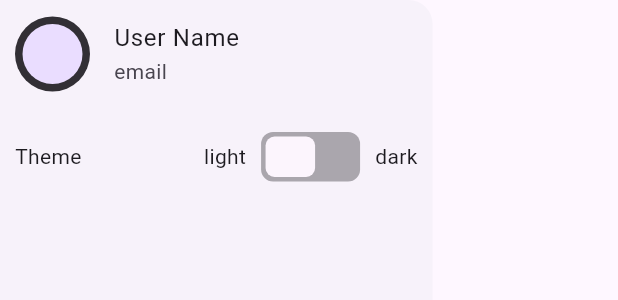
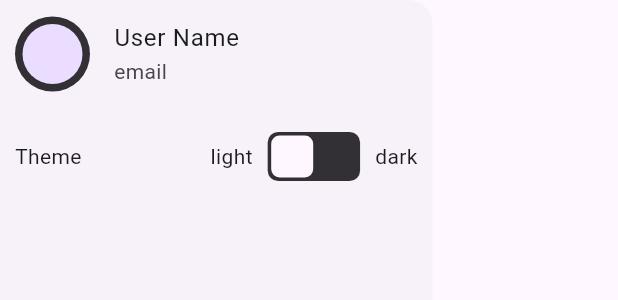
Before and after one commit to AliA5y/notes_bloc, a Flutter app: the NotesAppDrawer widget shown alone on an empty page, opened directly, on a phone screen of 412 x 824 dp. Shown: the top 300 px of the screen. Run offline on Flutter 3.47's test engine with Material 3 defaults, Android fonts, the light colour scheme and no system bars; our stand-ins replace flutter_bloc, line_icons, shared_preferences, sqflite, sqflite_common_ffi; accounts and stored records are empty.

Commit message:
refactor: toggle switch

```diff
--- a/lib/views/widgets/custom_toggle_switch.dart
+++ b/lib/views/widgets/custom_toggle_switch.dart
@@ -12,14 +12,13 @@ class CustomToggleSwitch extends StatefulWidget {
 
 class _CustomToggleSwitchState extends State<CustomToggleSwitch>
     with SingleTickerProviderStateMixin {
-  final double nobStartPosition = 3;
+  late double nobStartPosition = 3;
   late double nobEndPosition;
   bool _isSwitched = false;
   late AnimationController _animationController;
 
   @override
   void initState() {
-    nobEndPosition = widget.size - nobStartPosition;
     super.initState();
 
     _animationController = AnimationController(
@@ -47,6 +46,8 @@ class _CustomToggleSwitchState extends State<CustomToggleSwitch>
 
   @override
   Widget build(BuildContext context) {
+    nobStartPosition = widget.size / 12;
+    nobEndPosition = widget.size * (2.2 - 1) - nobStartPosition;
     _isSwitched = Theme.of(context).brightness == Brightness.dark;
     return Column(
       mainAxisAlignment: MainAxisAlignment.end,
@@ -57,27 +58,24 @@ class _CustomToggleSwitchState extends State<CustomToggleSwitch>
             widget.switchAction();
           },
           child: Container(
-            width: widget.size * 2,
-            height: widget.size,
+            width: widget.size * 2.2,
+            height: widget.size + nobStartPosition * 2,
             decoration: BoxDecoration(
-                borderRadius: BorderRadius.circular(8),
-                color: Theme.of(context)
-                    .colorScheme
-                    .inverseSurface
-                    .withAlpha(100)),
+                borderRadius: BorderRadius.circular(widget.size / 4),
+                color: Theme.of(context).colorScheme.inverseSurface),
             child: Stack(
               children: [
                 AnimatedPositioned(
-                  duration: const Duration(milliseconds: 300),
+                  duration: const Duration(milliseconds: 250),
                   left: _isSwitched ? nobEndPosition : nobStartPosition,
                   top: nobStartPosition,
                   child: Container(
                     width: widget.size,
-                    height: widget.size - (nobStartPosition * 2),
+                    height: widget.size,
                     decoration: BoxDecoration(
-                      borderRadius: const BorderRadius.all(Radius.circular(6)),
-                      color:
-                          Theme.of(context).colorScheme.surface.withAlpha(250),
+                      borderRadius:
+                          BorderRadius.all(Radius.circular(widget.size / 5)),
+                      color: Theme.of(context).colorScheme.surface,
                     ),
                   ),
                 ),
--- a/lib/views/widgets/notes_app_drawer.dart
+++ b/lib/views/widgets/notes_app_drawer.dart
@@ -57,7 +57,7 @@ class NotesAppDrawer extends StatelessWidget {
                                   const EdgeInsets.symmetric(horizontal: 10),
                               child: Center(
                                 child: CustomToggleSwitch(
-                                  size: 33,
+                                  size: 28,
                                   switchAction: () =>
                                       context.read<ThemeCubit>().toggleTheme(),
                                 ),
```
